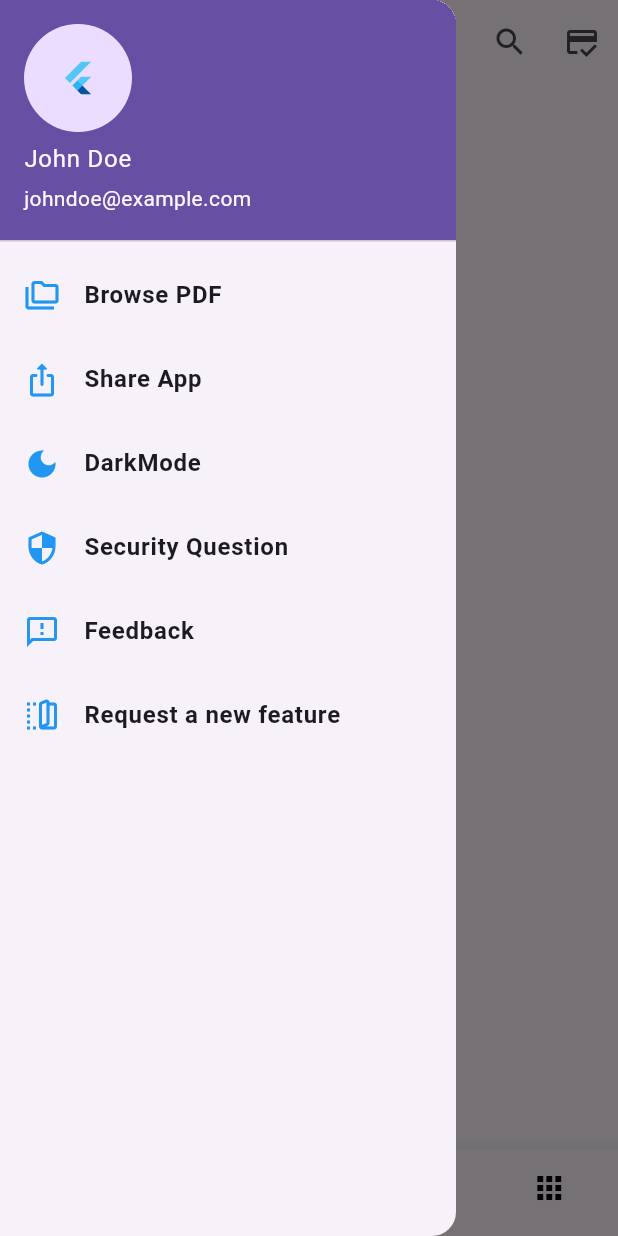
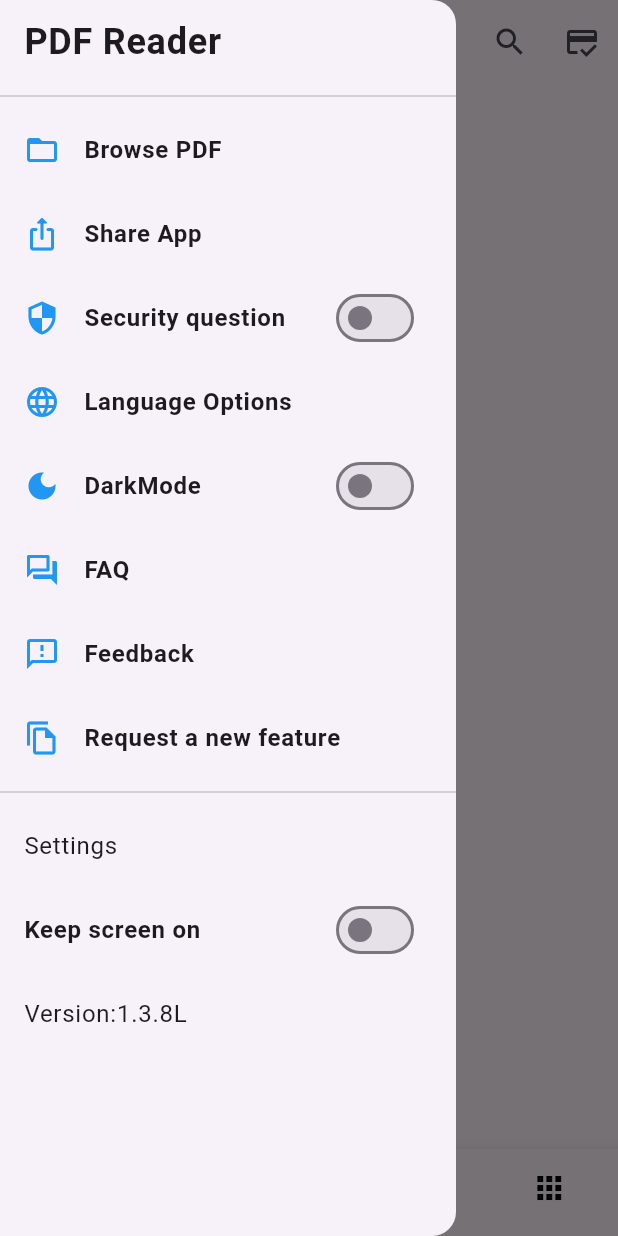
Before and after one commit to Dilshan189/Flutter_pdfviwerProject, a Flutter app: the screen it shows after launch, with the side drawer open, on a phone screen of 412 x 824 dp. Run offline on Flutter 3.47's test engine with Material 3 defaults, Android fonts, the phone set to English and light mode, and no system bars; our stand-ins replace share.

Commit message:
tools change

```diff
--- a/lib/homepage/myhome_page.dart
+++ b/lib/homepage/myhome_page.dart
@@ -8,6 +8,7 @@ import '../notifier/notifiers.dart';
 import '../test_page/favorite.dart';
 import '../test_page/recent.dart';
 import '../test_page/test.dart';
+
 
 class MyHomePage extends StatefulWidget {
   const MyHomePage({super.key});
@@ -21,6 +22,7 @@ class _MyHomePageState extends State<MyHomePage> {
 
   int _selectedIndex = 0;
   String appBarTitle = 'Home';
+  bool isScreenKeptOn = false;
 
   List<Widget> widgetList = const [
 
@@ -58,115 +60,120 @@ class _MyHomePageState extends State<MyHomePage> {
       /// Added Drawer////////////////////////////////////////////////////////
       drawer: Drawer(
         child: ListView(
-          children: [
-            const UserAccountsDrawerHeader(
-              accountName: Text('John Doe'),
-              accountEmail: Text('johndoe@example.com'),
-              currentAccountPicture: CircleAvatar(
-                child: FlutterLogo(),
+          children: <Widget>[
+
+            const ListTile(
+              title: Text('PDF Reader',
+               style: TextStyle(fontSize: 24.0,fontWeight: FontWeight.bold),
                ),
             ),
 
+            const Divider(thickness: 1),
+
             ListTile(
-              leading: const Icon(Icons.folder_copy_outlined, color: Colors.blue,),
-              title: const Text('Browse PDF', style: TextStyle(fontWeight: FontWeight.bold)),
+              title: const Text('Browse PDF',style: TextStyle(fontWeight: FontWeight.bold)),
+              leading: const Icon(Icons.folder_open,color: Colors.blue,),
               onTap: () {
-                Navigator.push(
-                  context,
-                  MaterialPageRoute(builder: (context) => const browserpage()),
-                );
+
               },
             ),
+
 
             ListTile(
               leading: const Icon(Icons.ios_share_rounded, color: Colors.blue,),
               title: const Text('Share App', style: TextStyle(fontWeight: FontWeight.bold)),
               onTap: () {
                 final RenderBox box = context.findRenderObject() as RenderBox;
-                Share.share('Check out this awesome PDF Viewer app!',
+                Share.share('Hi , Im using PDF Reader. Its so easy and convenient to view & edit PDFs...',
                     subject: 'PDF Viewer App',
                     sharePositionOrigin: box.localToGlobal(Offset.zero) & box.size);
               },
             ),
 
 
-            ListTile(
-              title: const Text('DarkMode',style: TextStyle(fontWeight: FontWeight.bold)),
-              leading: const Icon(Icons.dark_mode,color: Colors.blue,),
-              onTap: () {
-                isDarkModelNotifier.value = !isDarkModelNotifier.value;
+
+
+            SwitchListTile(
+              title: const Text('Security question',style: TextStyle(fontWeight: FontWeight.bold)),
+              secondary: const Icon(Icons.security_outlined,color: Colors.blue,),
+              value: isScreenKeptOn,
+              onChanged: (abl) {
                 setState(() {
-                  },
-                );
+                  isScreenKeptOn = abl;
+                });
               },
             ),
 
+
+
             ListTile(
-              leading: const Icon(Icons.security, color: Colors.blue,),
-              title: const Text('Security Question', style: TextStyle(fontWeight: FontWeight.bold)),
+              title: const Text('Language Options',style: TextStyle(fontWeight: FontWeight.bold)),
+              leading: const Icon(Icons.language_outlined,color: Colors.blue,),
               onTap: () {
-                Navigator.push(
-                  context,
-                  MaterialPageRoute(builder: (context) => const SecurityQuestionPage()),
-                );
+
               },
             ),
 
-            ListTile(
-              leading: const Icon(Icons.feedback_outlined, color: Colors.blue,),
-              title: const Text('Feedback', style: TextStyle(fontWeight: FontWeight.bold)),
-              onTap: () {
-                Navigator.push(
-                  context,
-                  MaterialPageRoute(builder: (context) => const FeedbackPage()),
-                );
+            SwitchListTile(
+              title: const Text('DarkMode', style: TextStyle(fontWeight: FontWeight.bold)),
+              secondary: const Icon(Icons.dark_mode, color: Colors.blue),
+              value: isDarkModelNotifier.value,
+              onChanged: (val) {
+                isDarkModelNotifier.value = !isDarkModelNotifier.value;
+                setState(() {});
               },
             ),
 
+
             ListTile(
-              leading: const Icon(Icons.devices_fold_outlined, color: Colors.blue),
-              title: const Text(
-                'Request a new feature',
-                style: TextStyle(fontWeight: FontWeight.bold),
+              title: const Text('FAQ',style: TextStyle(fontWeight: FontWeight.bold)),
+              leading: const Icon(Icons.question_answer_outlined,color: Colors.blue,),
+              onTap: () {
+
+              },
             ),
+
+
+            ListTile(
+              title: const Text('Feedback',style: TextStyle(fontWeight: FontWeight.bold)),
+              leading: const Icon(Icons.feedback_outlined,color: Colors.blue,),
               onTap: () {
-                showModalBottomSheet(
-                  context: context,
-                  builder: (BuildContext context) {
-                    return GestureDetector(
+
+              },
+            ),
+
+
+            ListTile(
+              title: const Text('Request a new feature',style: TextStyle(fontWeight: FontWeight.bold)),
+              leading: const Icon(Icons.file_copy_outlined,color: Colors.blue,),
               onTap: () {
-                        Navigator.pop(context);
+
               },
-                      child: Container(
-                        padding: const EdgeInsets.all(16.0),
-                        child: Column(
-                          mainAxisSize: MainAxisSize.min,
-                          children: [
-                            Card(
-                              elevation: 5,
-                              child: Container(
-                                padding: const EdgeInsets.all(16.0),
-                                child: Image.asset(
-                                  'assets/images/your_image.png',
-                                  width: 200,
-                                  height: 200,
+            ),
+
+            const Divider(thickness: 1),
+
+        const ListTile(
+          title: Text('Settings',
+          style: TextStyle(fontSize: 16.0),
          ),
       ),
+
+
+            SwitchListTile(
+              title: const Text('Keep screen on',style: TextStyle(fontWeight: FontWeight.bold)),
+                value: isScreenKeptOn,
+                onChanged: (val) {
+                setState(() {
+                  isScreenKeptOn = val;
+                });
+              }
             ),
-                            const SizedBox(height: 16.0),
-                            ElevatedButton(
-                              onPressed: () {
-                                Navigator.pop(context);
-                              },
-                              child: const Text('Submit'),
+
+            const ListTile(
+              title: Text('Version:1.3.8L',
+                style: TextStyle(fontSize: 16.0),
               ),
-                          ],
-                        ),
-                      ),
-                    );
-                  },
-                );
-              },
             ),
 
           ],
@@ -182,16 +189,16 @@ class _MyHomePageState extends State<MyHomePage> {
       bottomNavigationBar: BottomNavigationBar(
         items: const <BottomNavigationBarItem>[
           BottomNavigationBarItem(
-            icon: Icon(Icons.home),
-            label: 'Home',
+            icon: Icon(Icons.file_open_outlined),
+            label: 'All files',
           ),
 
           BottomNavigationBarItem(
-            icon: Icon(Icons.watch_later),
+            icon: Icon(Icons.watch_later_outlined),
             label: 'Recent',
           ),
           BottomNavigationBarItem(
-            icon: Icon(Icons.favorite),
+            icon: Icon(Icons.favorite_outline),
             label: 'Favourite', // Rename for clarity
           ),
 
@@ -216,7 +223,7 @@ class _MyHomePageState extends State<MyHomePage> {
       _selectedIndex = index;
       switch (index) {
         case 0:
-          appBarTitle = 'Home';
+          appBarTitle = 'All files';
           break;
         case 1:
           appBarTitle = 'Recent';
```
Lines whose indentation alone changed are shown as unchanged.
